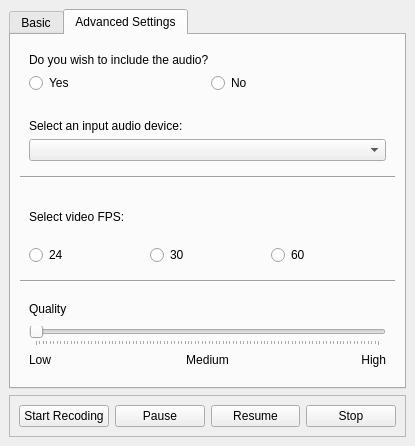
Old version of the form ScreenRecorderQT/ScreenRecorder/mainwindow.ui in the repository cheina97/ScreenRecorderQT.
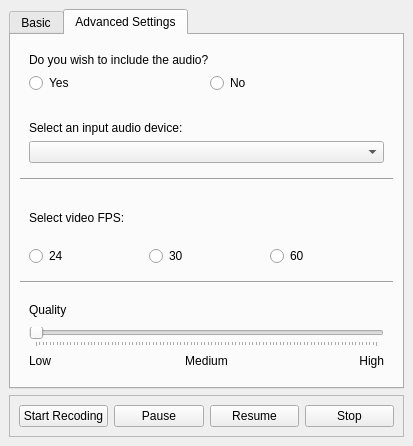
New version of the form. Icons and pictures are not drawn.

```diff
--- a/ScreenRecorderQT/ScreenRecorder/mainwindow.ui
+++ b/ScreenRecorderQT/ScreenRecorder/mainwindow.ui
@@ -6,7 +6,7 @@
    <rect>
     <x>0</x>
     <y>0</y>
-    <width>415</width>
+    <width>413</width>
     <height>446</height>
    </rect>
   </property>
@@ -212,8 +212,20 @@
            </item>
            <item>
             <layout class="QHBoxLayout" name="horizontalLayout_2">
+             <property name="sizeConstraint">
+              <enum>QLayout::SetDefaultConstraint</enum>
+             </property>
+             <property name="bottomMargin">
+              <number>2</number>
+             </property>
              <item>
               <widget class="QRadioButton" name="radioButtonYes">
+               <property name="sizePolicy">
+                <sizepolicy hsizetype="Minimum" vsizetype="Minimum">
+                 <horstretch>0</horstretch>
+                 <verstretch>0</verstretch>
+                </sizepolicy>
+               </property>
                <property name="text">
                 <string>Yes</string>
                </property>
@@ -221,6 +233,12 @@
              </item>
              <item>
               <widget class="QRadioButton" name="radioButtonNo">
+               <property name="sizePolicy">
+                <sizepolicy hsizetype="Minimum" vsizetype="Minimum">
+                 <horstretch>0</horstretch>
+                 <verstretch>0</verstretch>
+                </sizepolicy>
+               </property>
                <property name="text">
                 <string>No</string>
                </property>
@@ -249,7 +267,20 @@
             </widget>
            </item>
            <item>
-            <widget class="QComboBox" name="comboBox"/>
+            <widget class="QComboBox" name="comboBox">
+             <property name="sizePolicy">
+              <sizepolicy hsizetype="Preferred" vsizetype="Preferred">
+               <horstretch>0</horstretch>
+               <verstretch>0</verstretch>
+              </sizepolicy>
+             </property>
+             <property name="minimumSize">
+              <size>
+               <width>40</width>
+               <height>20</height>
+              </size>
+             </property>
+            </widget>
            </item>
           </layout>
          </widget>
```
